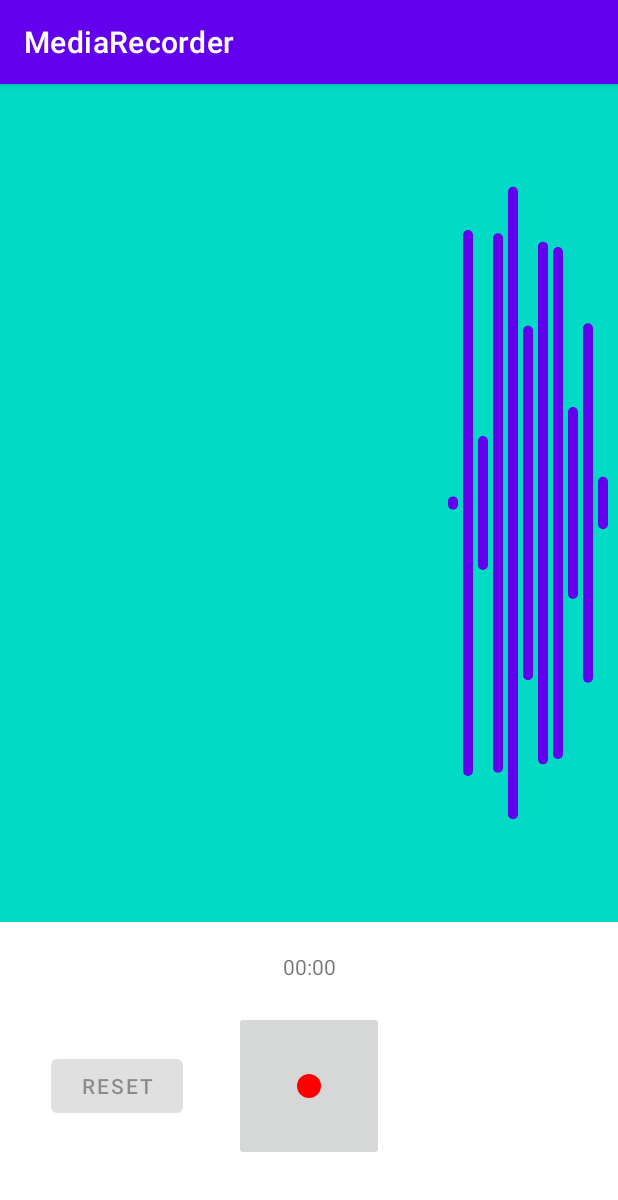
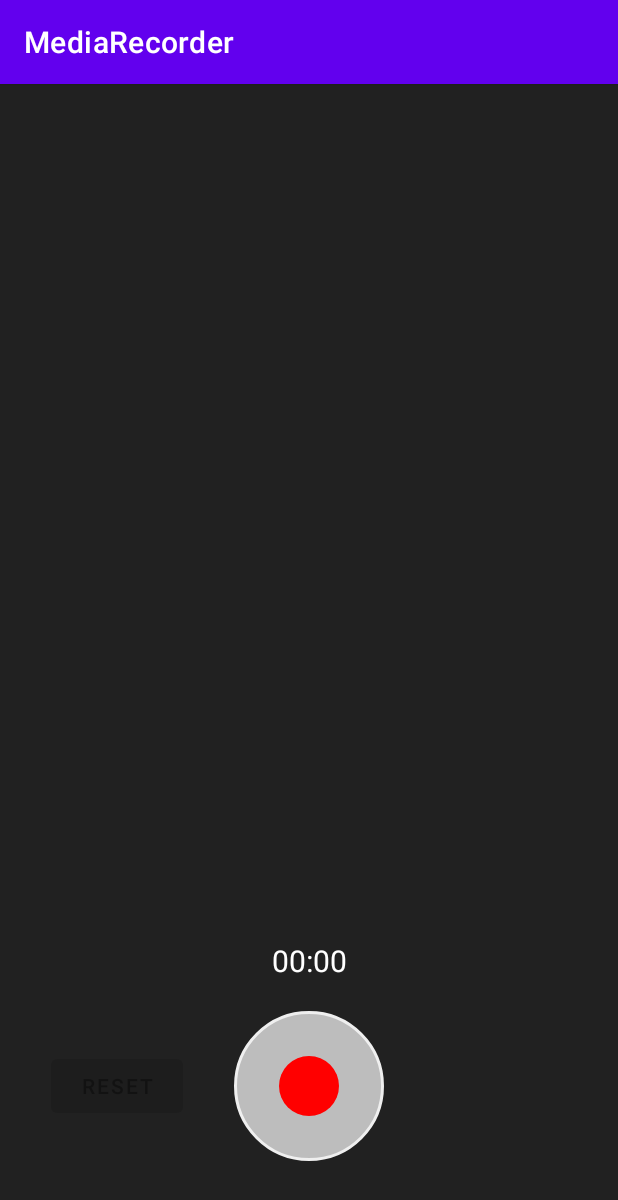
Before and after one commit to kwonSoojeong/recorder, an Android app: the screen it shows after launch (MainActivity), on a phone screen of 412 x 824 dp. Shown: the top 1200 px of the screen. Run offline under Robolectric (Android 15) with nearby library versions, the phone set to English and light mode, and no system bars.

Commit message:
reset버튼, 백그라운드 등

```diff
--- a/app/src/main/java/com/crystal/mediarecorder/RecordButton.kt
+++ b/app/src/main/java/com/crystal/mediarecorder/RecordButton.kt
@@ -9,6 +9,9 @@ class RecordButton (
     context: Context,
     attrs: AttributeSet
 ): AppCompatImageButton(context, attrs){
+    init {
+        this.setBackgroundResource(R.drawable.shape_oval_button)
+    }
 
     fun updateIconWithState(state:State){
         when(state){
--- a/app/src/main/java/com/crystal/mediarecorder/SoundVisualizeView.kt
+++ b/app/src/main/java/com/crystal/mediarecorder/SoundVisualizeView.kt
@@ -5,20 +5,43 @@ import android.graphics.Canvas
 import android.graphics.Paint
 import android.util.AttributeSet
 import android.view.View
-import kotlin.random.Random
 
 class SoundVisualizeView(
     context: Context,
     attrs: AttributeSet? = null
 ) : View(context, attrs) {
+    var onRequestCurrentAmplitude: (() -> Int)? = null
     private val amplitudePaint = Paint(Paint.ANTI_ALIAS_FLAG).apply {
         color = context.getColor(R.color.purple_500)
         strokeWidth = LINE_WIDTH
         strokeCap = Paint.Cap.ROUND
     }
+
     var drawingWidth: Int = 0
     var drawingHeight: Int = 0
-    private var drawingAmplitudes: List<Int> = (0..10).map { Random.nextInt(Short.MAX_VALUE.toInt())}/*emptyList()*/
+    private var drawingAmplitudes: List<Int> = emptyList()        // (0..10).map { Random.nextInt(Short.MAX_VALUE.toInt()) }// For Test
+    private var isReplaying :Boolean = false
+    private var replayingPosition: Int = 0
+
+    //데이터 가져오기, 에니메이션 효과, 화면 갱신
+    private val visualizeRepeatAction: Runnable = object : Runnable {
+        override fun run() {
+            if(!isReplaying){
+                val currentAmplitude = onRequestCurrentAmplitude?.invoke() ?: 0
+                //마지막에 들어온 데이터를 앞에 넣어주고,
+                // 그릴때는 앞에서 꺼내 그려야함. 왼쪽부터 오른쪽으로 그리니깐.
+                drawingAmplitudes = listOf(currentAmplitude) + drawingAmplitudes
+
+            }else{
+                replayingPosition++
+            }
+
+            invalidate()//view 갱신
+            handler?.postDelayed(this, ACTION_INTERVAL)
+        }
+
+    }
+
 
     override fun onSizeChanged(w: Int, h: Int, oldw: Int, oldh: Int) {
         super.onSizeChanged(w, h, oldw, oldh)
@@ -33,9 +56,17 @@ class SoundVisualizeView(
 
         val centerY = drawingHeight / 2f
         var offsetX = drawingWidth.toFloat()
-//오른쪽 부터 채워나간다.
-
-        drawingAmplitudes.forEach { amplitude ->
+        //오른쪽부터 왼쪽으로 그린다.
+        drawingAmplitudes
+            .let{
+                amplitudes->
+                if(isReplaying){
+                    amplitudes.takeLast(replayingPosition)
+                }else{
+                    amplitudes
+                }
+            }
+            .forEach { amplitude ->
             val lineLength = amplitude / MAX_AMPLITUDE * drawingHeight * 0.8F
             offsetX -= LINE_SPACE
 
@@ -43,7 +74,7 @@ class SoundVisualizeView(
 
             canvas.drawLine(//sx,sy,ex,x
                 offsetX,
-                centerY - lineLength /2F,
+                centerY - lineLength / 2F,
                 offsetX,
                 centerY + lineLength / 2F,
                 amplitudePaint
@@ -51,9 +82,25 @@ class SoundVisualizeView(
         }
     }
 
+    fun startVisualizing(isReplaying:Boolean){
+        this.isReplaying = isReplaying
+        handler?.post(visualizeRepeatAction)
+    }
+
+    fun stopVisualizing(){
+        replayingPosition = 0
+        handler?.removeCallbacks(visualizeRepeatAction)
+    }
+
+    fun clearVisualization(){
+        drawingAmplitudes = emptyList()
+        this.invalidate()
+    }
+
     companion object {
         private const val LINE_WIDTH = 10F
         private const val LINE_SPACE = 15F
         private const val MAX_AMPLITUDE = Short.MAX_VALUE.toFloat()
+        private const val ACTION_INTERVAL = 20L
     }
 }
--- /dev/null
+++ b/app/src/main/res/drawable/shape_oval_button.xml
@@ -0,0 +1,9 @@
+<?xml version="1.0" encoding="utf-8"?>
+<shape xmlns:android="http://schemas.android.com/apk/res/android"
+    android:shape="oval">
+    <stroke android:width="2dp"
+        android:color="@color/light_gray"/>
+
+    <solid
+        android:color="@color/gray"/>
+</shape>
--- a/app/src/main/res/layout/activity_main.xml
+++ b/app/src/main/res/layout/activity_main.xml
@@ -5,42 +5,49 @@
     android:layout_width="match_parent"
     android:layout_height="match_parent"
     tools:context=".MainActivity">
-<com.crystal.mediarecorder.SoundVisualizeView
-    android:layout_width="0dp"
-    app:layout_constraintTop_toTopOf="parent"
-    app:layout_constraintLeft_toLeftOf="parent"
-    app:layout_constraintRight_toRightOf="parent"
-    app:layout_constraintBottom_toTopOf="@id/recordTextView"
-    android:layout_marginBottom="20dp"
-    android:layout_height="0dp"
-    android:background="@color/teal_200"/>
+
+    <com.crystal.mediarecorder.SoundVisualizeView
+        android:id="@+id/visualizeView"
+        android:layout_width="0dp"
+        android:layout_height="0dp"
+        android:layout_marginBottom="20dp"
+        app:layout_constraintBottom_toTopOf="@id/recordTextView"
+        app:layout_constraintLeft_toLeftOf="parent"
+        app:layout_constraintRight_toRightOf="parent"
+        app:layout_constraintTop_toTopOf="parent" />
+
     <Button
         android:id="@+id/resetButton"
         android:layout_width="wrap_content"
         android:layout_height="wrap_content"
         android:text="reset"
+        app:layout_constraintBottom_toBottomOf="@id/recordButton"
         app:layout_constraintLeft_toLeftOf="parent"
         app:layout_constraintRight_toLeftOf="@id/recordButton"
-        app:layout_constraintTop_toTopOf="@id/recordButton"
-        app:layout_constraintBottom_toBottomOf="@id/recordButton"
-        />
-    <TextView
+        app:layout_constraintTop_toTopOf="@id/recordButton" />
+
+    <com.crystal.mediarecorder.CountUpView
         android:id="@+id/recordTextView"
         android:layout_width="wrap_content"
         android:layout_height="wrap_content"
+        android:layout_marginBottom="20dp"
+        android:textColor="@color/white"
+        android:textSize="20sp"
         android:text="@string/initTimeString"
+        app:layout_constraintBottom_toTopOf="@id/recordButton"
         app:layout_constraintLeft_toLeftOf="@id/recordButton"
-        app:layout_constraintRight_toRightOf="@id/recordButton"
-        app:layout_constraintBottom_toTopOf="@id/recordButton"
-        android:layout_marginBottom="20dp"
-        />
+        app:layout_constraintRight_toRightOf="@id/recordButton" />
+
     <com.crystal.mediarecorder.RecordButton
         android:id="@+id/recordButton"
         android:layout_width="100dp"
         android:layout_height="100dp"
         android:layout_marginBottom="50dp"
+        android:scaleType="fitCenter"
+        android:padding="20dp"
         app:layout_constraintBottom_toBottomOf="parent"
         app:layout_constraintLeft_toLeftOf="parent"
-        app:layout_constraintRight_toRightOf="parent" />
+        app:layout_constraintRight_toRightOf="parent"
+        tools:src="@drawable/ic_record"/>
 
 </androidx.constraintlayout.widget.ConstraintLayout>
--- a/app/src/main/res/values-night/themes.xml
+++ /dev/null
@@ -1,16 +0,0 @@
-<resources xmlns:tools="http://schemas.android.com/tools">
-    <!-- Base application theme. -->
-    <style name="Theme.MediaRecorder" parent="Theme.MaterialComponents.DayNight.DarkActionBar">
-        <!-- Primary brand color. -->
-        <item name="colorPrimary">@color/purple_200</item>
-        <item name="colorPrimaryVariant">@color/purple_700</item>
-        <item name="colorOnPrimary">@color/black</item>
-        <!-- Secondary brand color. -->
-        <item name="colorSecondary">@color/teal_200</item>
-        <item name="colorSecondaryVariant">@color/teal_200</item>
-        <item name="colorOnSecondary">@color/black</item>
-        <!-- Status bar color. -->
-        <item name="android:statusBarColor" tools:targetApi="l">?attr/colorPrimaryVariant</item>
-        <!-- Customize your theme here. -->
-    </style>
-</resources>
--- a/app/src/main/res/values/colors.xml
+++ b/app/src/main/res/values/colors.xml
@@ -7,4 +7,9 @@
     <color name="teal_700">#FF018786</color>
     <color name="black">#FF000000</color>
     <color name="white">#FFFFFFFF</color>
+
+
+    <color name="gray">#FFBDBDBD</color>
+    <color name="light_gray">#FFefefef</color>
+    <color name="dark_gray">#FF212121</color>
 </resources>
--- a/app/src/main/res/values/themes.xml
+++ b/app/src/main/res/values/themes.xml
@@ -12,5 +12,6 @@
         <!-- Status bar color. -->
         <item name="android:statusBarColor" tools:targetApi="l">?attr/colorPrimaryVariant</item>
         <!-- Customize your theme here. -->
+        <item name="android:windowBackground">@color/dark_gray</item>
     </style>
 </resources>
```
Also changed, not shown: app/src/main/java/com/crystal/mediarecorder/CountUpView.kt (added, +42 -0 lines), app/src/main/java/com/crystal/mediarecorder/MainActivity.kt (+23 -1 lines).
